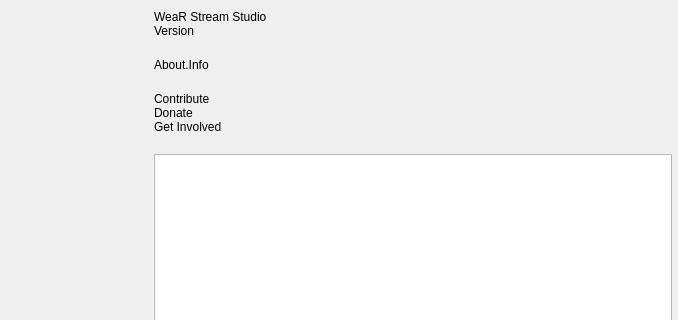
RidTheWann/WeaR-Stream-Studio, file frontend/forms/OBSAbout.ui: the form before one commit; both pictures show x 162 to 840 and y 0 to 320 of the 840 by 519 pixel window.
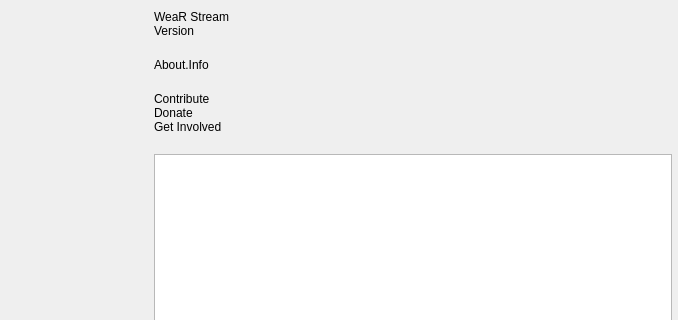
The form after the commit. Icons and pictures are not drawn. Custom widgets are drawn as their Qt base class.

Commit message:
Refactor WeaR Stream UI and branding
- Updated theme file for WeaR Light variant, enhancing color scheme and layout for a more modern look.
- Changed branding from "WeaR Stream Studio" to "WeaR Stream" across various UI components and dialogs.
- Adjusted dimensions and margins in OBSBasic and related UI forms for improved spacing and alignment.
- Modified button sizes and styles for better usability and consistency.
- Enhanced system tray icon tooltips and notifications to reflect updated branding.

```diff
--- a/frontend/forms/OBSAbout.ui
+++ b/frontend/forms/OBSAbout.ui
@@ -76,7 +76,7 @@
        <item>
         <widget class="QLabel" name="name">
          <property name="text">
-          <string notr="true">WeaR Stream Studio</string>
+          <string notr="true">WeaR Stream</string>
          </property>
         </widget>
        </item>
```
The commit also changes 11 other files.
